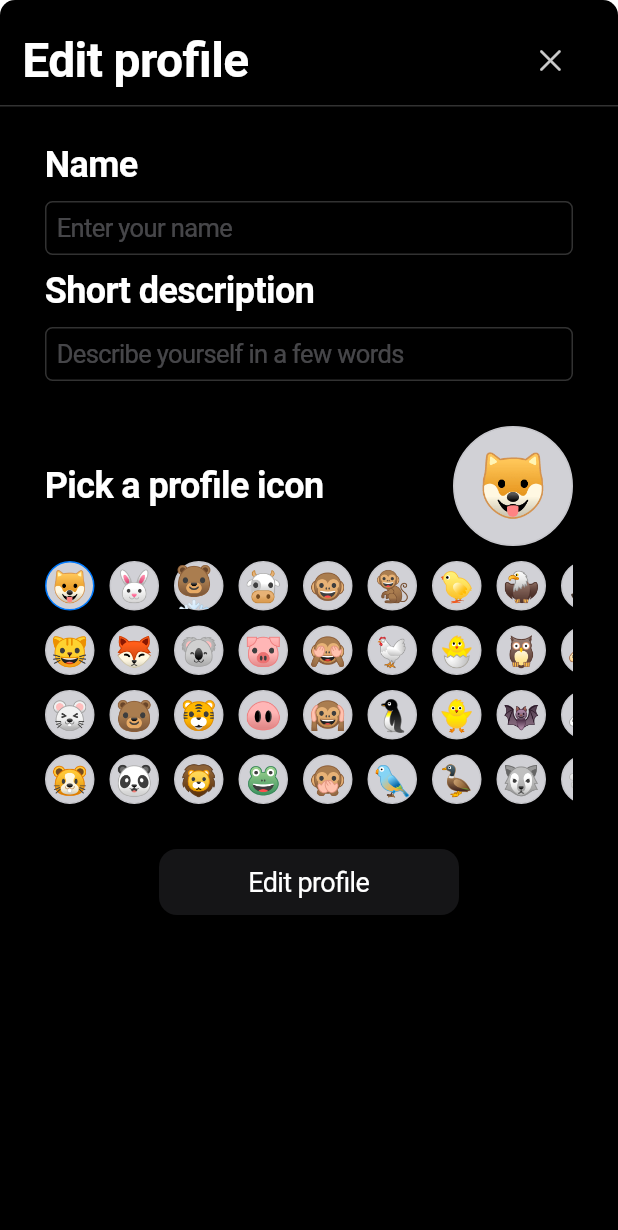
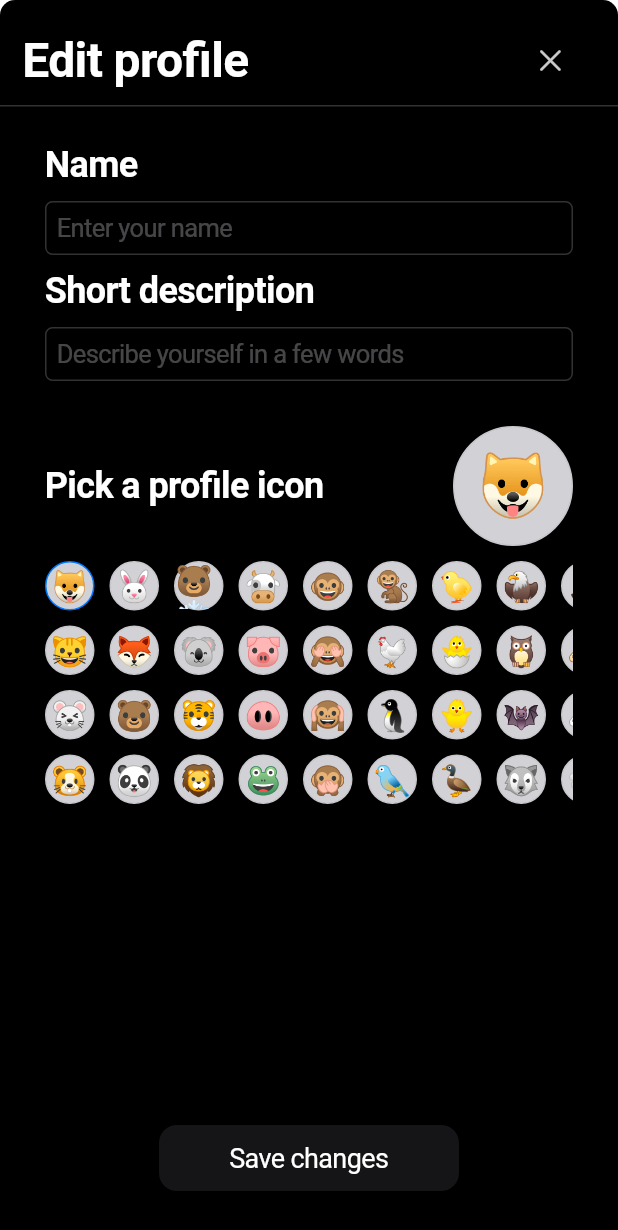
Before and after one commit to citizenwallet/gratitude-app, a Flutter app: the ProfileEditModal screen opened directly, after a tap on an icon or button, on a phone screen of 412 x 824 dp. Shown: the top 1230 px of the screen. Run offline on Flutter 3.47's test engine with Material 2 defaults, Android fonts, the phone set to English and light mode, and no system bars; our stand-ins replace flutter_dotenv, go_router, pretty_qr_code, shared_preferences; missing offline and left inert: web3dart; accounts and stored records are empty; project files that could hold a hidden picture were left out.

Commit message:
[updated] position of profile edit button

```diff
--- a/lib/screens/landing/screen.dart
+++ b/lib/screens/landing/screen.dart
@@ -194,6 +194,16 @@ class LandingScreenState extends State<LandingScreen>
                       children: [
                         Button(
                           text: 'Create profile',
+                          suffix: const Row(
+                            children: [
+                              SizedBox(width: 5),
+                              Icon(
+                                CupertinoIcons.plus,
+                                size: 18,
+                                color: CupertinoColors.white,
+                              ),
+                            ],
+                          ),
                           onPressed:
                               isValid && !loading ? handleSetProfile : null,
                         ),
--- a/lib/screens/vouchers/profile_edit_modal.dart
+++ b/lib/screens/vouchers/profile_edit_modal.dart
@@ -225,20 +225,21 @@ class ProfileEditModalState extends State<ProfileEditModal>
                             onIconChanged: onIconChanged,
                           ),
                           const SizedBox(height: 30),
-                          Row(
-                            mainAxisAlignment: MainAxisAlignment.center,
-                            children: [
-                              Button(
-                                text: 'Edit profile',
-                                onPressed: isValid && !loading
-                                    ? handleSetProfile
-                                    : null,
-                              ),
-                            ],
-                          ),
-                          const SizedBox(height: 30),
                           if (loading) const CupertinoActivityIndicator(),
                         ],
+                      ),
+                      Positioned(
+                        bottom: 20,
+                        child: Row(
+                          mainAxisAlignment: MainAxisAlignment.center,
+                          children: [
+                            Button(
+                              text: 'Save changes',
+                              onPressed:
+                                  isValid && !loading ? handleSetProfile : null,
+                            ),
+                          ],
+                        ),
                       ),
                     ],
                   ),
```
Also changed, not shown: lib/screens/vouchers/profile_modal.dart (+10 -0 lines).
